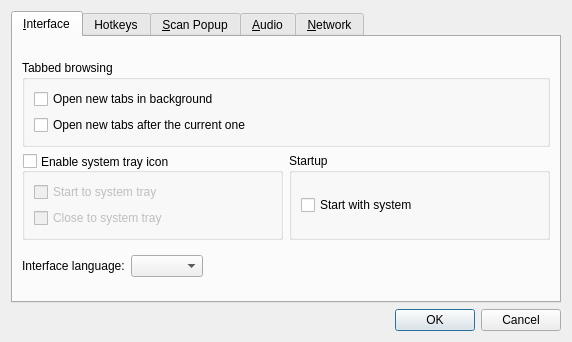
Old version of the form src/preferences.ui in the repository goldendict/goldendict.
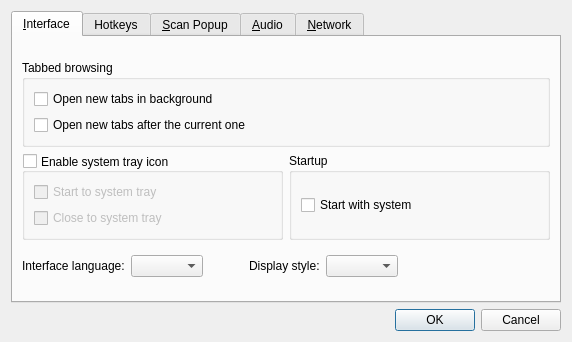
New version of the form. Icons and pictures are not drawn. Custom widgets are drawn as their Qt base class.

Commit message: + Implement switchable display styles. For now 'Default' and 'Lingvo'.

Patch:
```diff
--- a/src/preferences.ui
+++ b/src/preferences.ui
@@ -186,6 +186,32 @@
            <property name="orientation">
             <enum>Qt::Horizontal</enum>
            </property>
+           <property name="sizeType">
+            <enum>QSizePolicy::Fixed</enum>
+           </property>
+           <property name="sizeHint" stdset="0">
+            <size>
+             <width>40</width>
+             <height>20</height>
+            </size>
+           </property>
+          </spacer>
+         </item>
+         <item>
+          <widget class="QLabel" name="label_9">
+           <property name="text">
+            <string>Display style:</string>
+           </property>
+          </widget>
+         </item>
+         <item>
+          <widget class="QComboBox" name="displayStyle"/>
+         </item>
+         <item>
+          <spacer name="horizontalSpacer_7">
+           <property name="orientation">
+            <enum>Qt::Horizontal</enum>
+           </property>
            <property name="sizeHint" stdset="0">
             <size>
              <width>40</width>
```
Left out of the diff: 32 changed lines with no effect on the pictures. The commit also changes 13 other files.
